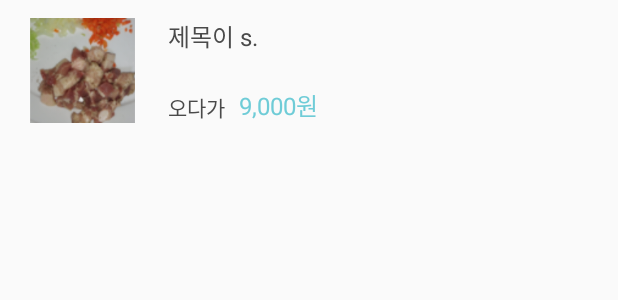
After one commit to softsquared-sky/oda-summer, an Android app: the layout search_listview_item.xml on its own in the app's theme, with its tools: preview values and no code run, on a phone screen of 412 x 824 dp. The commit adds this screen. Shown: the top 300 px of the screen. Run offline under Robolectric (Android 15) with nearby library versions, the phone set to English and light mode, and no system bars.

Commit message:
summer oda 2.0.1 (검색추가,페이징X)

```diff
--- a/app/src/main/AndroidManifest.xml
+++ b/app/src/main/AndroidManifest.xml
@@ -19,6 +19,8 @@
         android:screenOrientation="portrait"
         tools:targetApi="n">
 
+
+        <activity android:name="com.softsquared.oda.src.searchList.SearchListActivity"/>
         <activity android:name="com.softsquared.oda.src.myPage.MyPageActivity"/>
         <activity android:name="com.softsquared.oda.src.setting.SettingActivity"/>
         <activity android:name="com.softsquared.oda.src.orderReceipt.OrderReceiptActivity"/>
--- a/app/src/main/java/com/softsquared/oda/src/main/MainActivity.java
+++ b/app/src/main/java/com/softsquared/oda/src/main/MainActivity.java
@@ -201,7 +201,7 @@ public class MainActivity extends BaseActivity implements MainActivityView, View
     public void validateQuickOrderSuccess(String text) {
         hideProgressDialog();
         showCustomToast(text);
-        //장바구니로 이동하기
+        startActivity(new Intent(MainActivity.this, ShoppingCartActivity.class));//장바구니로 이동하기
     }
 
     @Override
--- a/app/src/main/java/com/softsquared/oda/src/search/SearchActivity.java
+++ b/app/src/main/java/com/softsquared/oda/src/search/SearchActivity.java
@@ -15,6 +15,7 @@ import androidx.viewpager.widget.ViewPager;
 import com.google.android.material.tabs.TabLayout;
 import com.softsquared.oda.src.BaseActivity;
 import com.softsquared.oda.src.search.recent.RecentListFragment;
+import com.softsquared.oda.src.searchList.SearchListActivity;
 import com.softsquared.oda.src.shoppingCart.ShoppingCartActivity;
 import com.softsquared.odaproject.R;
 
@@ -48,6 +49,11 @@ public class SearchActivity extends BaseActivity {
                     ((RecentListFragment) mViewPagerAdapter.getItem(0)).addItem(result);
                     refresh();
                     hideKeyboard();
+
+                    Intent intent = new Intent(SearchActivity.this,SearchListActivity.class);
+                    intent.putExtra("pName",result);
+                    startActivity(intent);
+
                     return true;
                 }
                 return false;
--- /dev/null
+++ b/app/src/main/res/layout/search_listview_item.xml
@@ -0,0 +1,58 @@
+<?xml version="1.0" encoding="utf-8"?>
+<RelativeLayout
+    xmlns:android="http://schemas.android.com/apk/res/android"
+    android:orientation="horizontal"
+    android:layout_width="match_parent"
+    android:layout_height="wrap_content">
+
+    <ImageView
+        android:id="@+id/iv_search_list_product_thumnail"
+        android:layout_width="70dp"
+        android:layout_height="70dp"
+        android:layout_marginStart="20dp"
+        android:layout_marginTop="12dp"
+        android:layout_marginBottom="12dp"
+        android:adjustViewBounds="true"
+        android:scaleType="centerCrop"
+        android:src="@drawable/tmp_thumnail_img" />
+
+    <TextView
+        android:id="@+id/tv_search_list_product_title"
+        android:layout_width="match_parent"
+        android:layout_height="wrap_content"
+        android:layout_marginStart="22dp"
+        android:textSize="16sp"
+        android:textColor="@color/colorNormalGray"
+        android:text="제목이 s."
+        android:maxLines="1"
+        android:ellipsize="end"
+        android:layout_toRightOf="@+id/iv_search_list_product_thumnail"
+        android:layout_alignTop="@+id/iv_search_list_product_thumnail"
+        />
+
+    <TextView
+        android:id="@+id/textview1"
+        android:layout_width="wrap_content"
+        android:layout_height="wrap_content"
+        android:text="오다가 "
+        android:textSize="14sp"
+        android:textColor="@color/colorNormalGray"
+        android:layout_marginStart="22dp"
+        android:layout_toRightOf="@+id/iv_search_list_product_thumnail"
+        android:layout_alignBottom="@+id/iv_search_list_product_thumnail"
+        />
+
+    <TextView
+        android:layout_marginStart="6dp"
+        android:id="@+id/tv_search_list_product_price"
+        android:layout_width="wrap_content"
+        android:layout_height="wrap_content"
+        android:text="9,000원"
+        android:textColor="@color/colorPrimary"
+        android:textSize="16sp"
+        android:lineSpacingExtra="3sp"
+        android:layout_toRightOf="@+id/textview1"
+        android:layout_alignBottom="@+id/textview1"
+        />
+
+</RelativeLayout>
```
Also changed, not shown: app/src/main/java/com/softsquared/oda/src/myPage/MyPageActivity.java (+12 -8 lines), app/src/main/java/com/softsquared/oda/src/searchList/SearchListActivity.java (added, +84 -0 lines), app/src/main/java/com/softsquared/oda/src/searchList/SearchListAdapter.java (added, +88 -0 lines), app/src/main/java/com/softsquared/oda/src/searchList/SearchListItem.java (added, +40 -0 lines), app/src/main/java/com/softsquared/oda/src/searchList/SearchListService.java (added, +59 -0 lines), app/src/main/java/com/softsquared/oda/src/searchList/interfaces/SearchListActivityView.java (added, +11 -0 lines), app/src/main/java/com/softsquared/oda/src/searchList/interfaces/SearchListRetrofitInterface.java (added, +15 -0 lines), app/src/main/java/com/softsquared/oda/src/searchList/models/SearchListResponse.java (added, +38 -0 lines), app/src/main/res/layout/activity_search_list.xml (added, +38 -0 lines).
